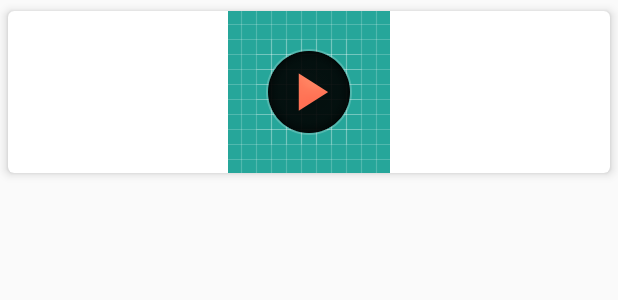
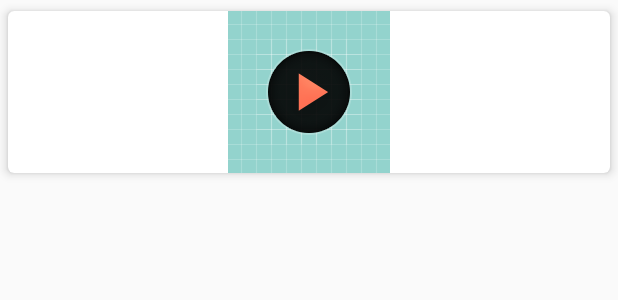
Before and after one commit to NILESHZEZARIYA/download_video, an Android app: the layout activity_main.xml on its own in the app's theme, with its tools: preview values and no code run, on a phone screen of 412 x 824 dp. Shown: the top 300 px of the screen. Run offline under Robolectric (Android 15) with nearby library versions, the phone set to English and light mode, and no system bars.

Commit message:
Update activity_main.xml

```diff
--- a/Download_Video/app/src/main/res/layout/activity_main.xml
+++ b/Download_Video/app/src/main/res/layout/activity_main.xml
@@ -20,7 +20,7 @@
             android:layout_height="wrap_content">
 
             <ImageView
-
+                    android:alpha="0.5"
                 android:id="@+id/ivVideoPreView"
                 android:layout_width="match_parent"
                 android:layout_height="wrap_content"
```
